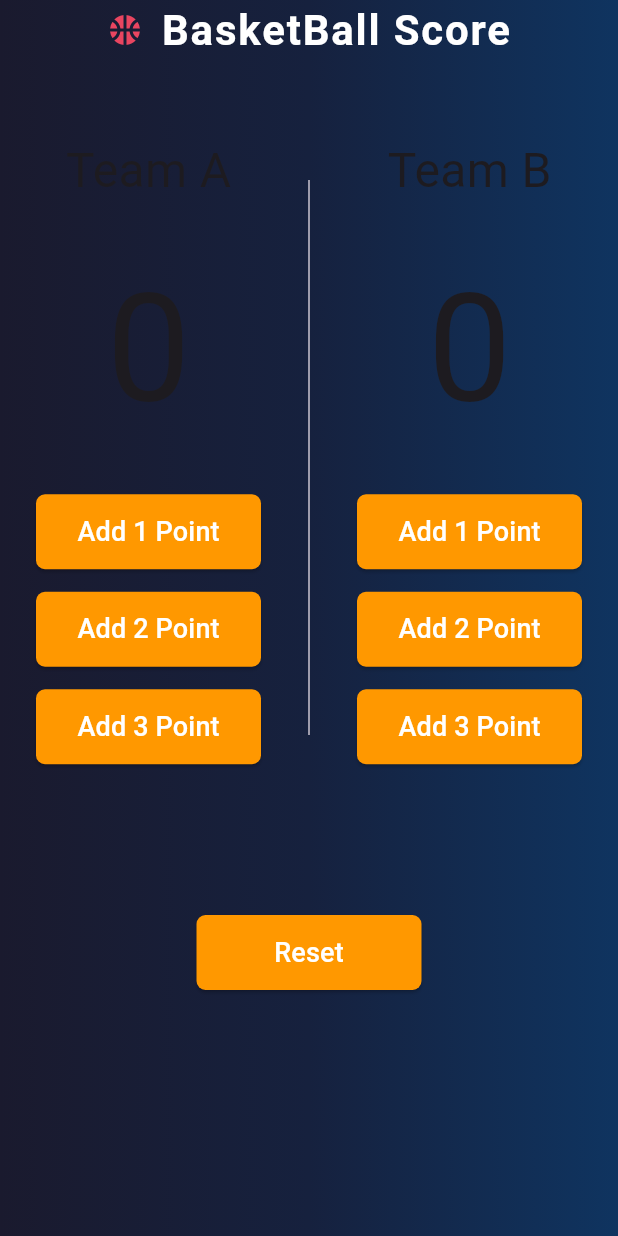
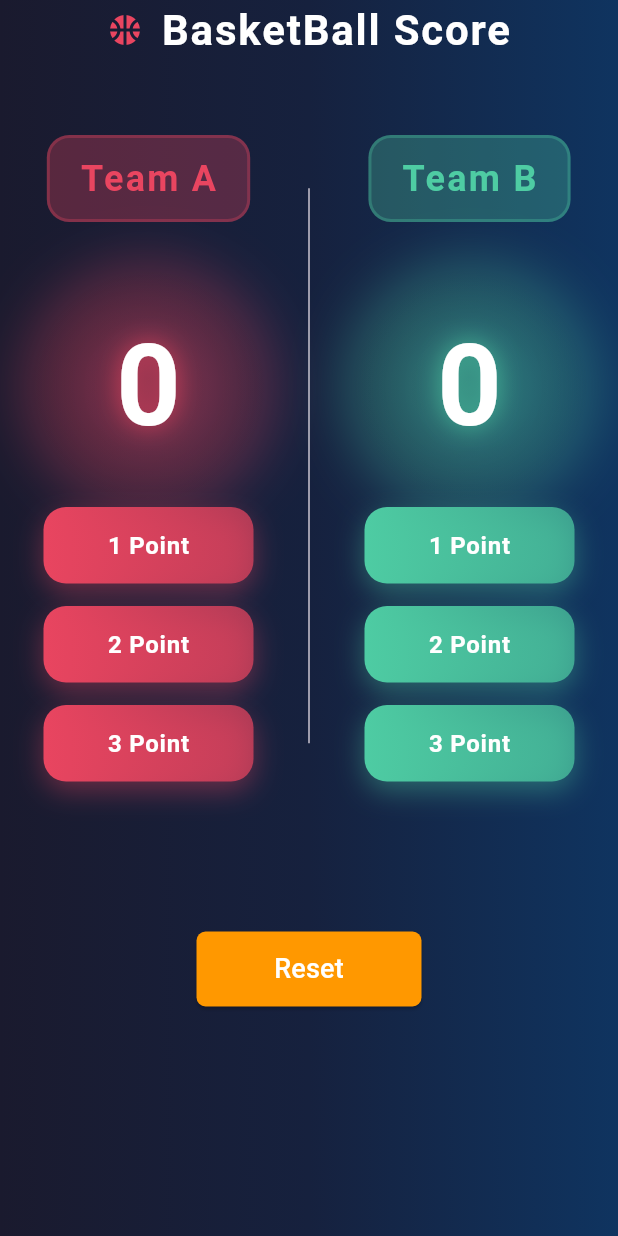
Before and after one commit to mohamedgomaa20/basketball_points_counter_app, a Flutter app: the screen it shows after launch, on a phone screen of 412 x 824 dp. Run offline on Flutter 3.47's test engine with Material 3 defaults, Android fonts, the phone set to English and light mode, and no system bars.

Commit message:
enhance ui part 1

```diff
--- a/lib/basketball_points_counter_app.dart
+++ b/lib/basketball_points_counter_app.dart
@@ -62,68 +62,13 @@ class _BasketballPointsCounterScreenState
                 children: [
                   Column(
                     children: [
-                      Text("Team A", style: TextStyle(fontSize: 32)),
-
-                      Padding(
-                        padding: const EdgeInsets.symmetric(vertical: 25.0),
-                        child: Text(
-                          "$teamAPoints",
-                          style: TextStyle(fontSize: 100),
-                        ),
-                      ),
-                      ElevatedButton(
-                        onPressed: () {
-                          addPoints(teamName: "A", point: 1);
-                        },
-                        style: ElevatedButton.styleFrom(
-                          minimumSize: Size(150, 50),
-                          backgroundColor: Colors.orange,
-                          foregroundColor: Colors.white,
-                          shape: RoundedRectangleBorder(
-                            borderRadius: BorderRadius.circular(6),
-                          ),
-                        ),
-                        child: Text(
-                          "Add 1 Point",
-                          style: TextStyle(fontSize: 18),
-                        ),
-                      ),
-                      SizedBox(height: 15),
-                      ElevatedButton(
-                        onPressed: () {
-                          addPoints(teamName: "A", point: 2);
-                        },
-                        style: ElevatedButton.styleFrom(
-                          minimumSize: Size(150, 50),
-                          backgroundColor: Colors.orange,
-                          foregroundColor: Colors.white,
-                          shape: RoundedRectangleBorder(
-                            borderRadius: BorderRadius.circular(6),
-                          ),
-                        ),
-                        child: Text(
-                          "Add 2 Point",
-                          style: TextStyle(fontSize: 18),
-                        ),
-                      ),
-                      SizedBox(height: 15),
-                      ElevatedButton(
-                        onPressed: () {
-                          addPoints(teamName: "A", point: 3);
-                        },
-                        style: ElevatedButton.styleFrom(
-                          minimumSize: Size(150, 50),
-                          backgroundColor: Colors.orange,
-                          foregroundColor: Colors.white,
-
-                          shape: RoundedRectangleBorder(
-                            borderRadius: BorderRadius.circular(6),
-                          ),
-                        ),
-                        child: Text(
-                          "Add 3 Point",
-                          style: TextStyle(fontSize: 18),
-                        ),
+                      BuildTeamCard(
+                        teamName: "Team A",
+                        teamPoints: teamAPoints,
+                        color: Color(0xFFe94560),
+                        onAdd1: () => addPoints(teamName: "A", point: 1),
+                        onAdd2: () => addPoints(teamName: "A", point: 2),
+                        onAdd3: () => addPoints(teamName: "A", point: 3),
                       ),
                     ],
                   ),
@@ -131,73 +76,13 @@ class _BasketballPointsCounterScreenState
                     height: 420,
                     child: VerticalDivider(indent: 30, endIndent: 20),
                   ),
-                  Column(
-                    mainAxisAlignment: MainAxisAlignment.spaceEvenly,
-                    children: [
-                      Text("Team B", style: TextStyle(fontSize: 32)),
-
-                      Padding(
-                        padding: const EdgeInsets.symmetric(vertical: 25.0),
-
-                        child: Text(
-                          "$teamBPoints",
-                          style: TextStyle(fontSize: 100),
-                        ),
-                      ),
-                      ElevatedButton(
-                        onPressed: () {
-                          addPoints(teamName: "B", point: 1);
-                        },
-                        style: ElevatedButton.styleFrom(
-                          minimumSize: Size(150, 50),
-                          backgroundColor: Colors.orange,
-                          foregroundColor: Colors.white,
-                          shape: RoundedRectangleBorder(
-                            borderRadius: BorderRadius.circular(6),
-                          ),
-                        ),
-                        child: Text(
-                          "Add 1 Point",
-                          style: TextStyle(fontSize: 18),
-                        ),
-                      ),
-                      SizedBox(height: 15),
-                      ElevatedButton(
-                        onPressed: () {
-                          addPoints(teamName: "B", point: 2);
-                        },
-                        style: ElevatedButton.styleFrom(
-                          minimumSize: Size(150, 50),
-                          backgroundColor: Colors.orange,
-                          foregroundColor: Colors.white,
-                          shape: RoundedRectangleBorder(
-                            borderRadius: BorderRadius.circular(6),
-                          ),
-                        ),
-                        child: Text(
-                          "Add 2 Point",
-                          style: TextStyle(fontSize: 18),
-                        ),
-                      ),
-                      SizedBox(height: 15),
-                      ElevatedButton(
-                        onPressed: () {
-                          addPoints(teamName: "B", point: 3);
-                        },
-                        style: ElevatedButton.styleFrom(
-                          minimumSize: Size(150, 50),
-                          backgroundColor: Colors.orange,
-                          foregroundColor: Colors.white,
-                          shape: RoundedRectangleBorder(
-                            borderRadius: BorderRadius.circular(6),
-                          ),
-                        ),
-                        child: Text(
-                          "Add 3 Point",
-                          style: TextStyle(fontSize: 18),
-                        ),
-                      ),
-                    ],
+                  BuildTeamCard(
+                    teamName: "Team B",
+                    teamPoints: teamBPoints,
+                    color: Color(0xFF4ecca3),
+                    onAdd1: () => addPoints(teamName: "B", point: 1),
+                    onAdd2: () => addPoints(teamName: "B", point: 2),
+                    onAdd3: () => addPoints(teamName: "B", point: 3),
                   ),
                 ],
               ),
@@ -224,3 +109,169 @@ class _BasketballPointsCounterScreenState
     );
   }
 }
+
+class BuildTeamCard extends StatelessWidget {
+  const BuildTeamCard({
+    super.key,
+    required this.teamName,
+    required this.teamPoints,
+    required this.color,
+    required this.onAdd1,
+    required this.onAdd2,
+    required this.onAdd3,
+  });
+
+  final String teamName;
+  final int teamPoints;
+  final Color color;
+  final VoidCallback onAdd1;
+  final VoidCallback onAdd2;
+  final VoidCallback onAdd3;
+
+  @override
+  Widget build(BuildContext context) {
+    return Column(
+      mainAxisAlignment: MainAxisAlignment.spaceEvenly,
+      children: [
+        BuildTeamNameItem(teamName: teamName, color: color),
+        SizedBox(height: 30),
+        BuildTeamPointItem(teamBPoints: teamPoints, color: color),
+        BuildPointButton(color: color, text: "1 Point", onPressed: onAdd1),
+        SizedBox(height: 15),
+        BuildPointButton(color: color, text: "2 Point", onPressed: onAdd2),
+        SizedBox(height: 15),
+        BuildPointButton(color: color, text: "3 Point", onPressed: onAdd3),
+      ],
+    );
+  }
+}
+
+class BuildTeamPointItem extends StatelessWidget {
+  const BuildTeamPointItem({
+    super.key,
+    required this.teamBPoints,
+    required this.color,
+  });
+
+  final int teamBPoints;
+  final Color color;
+
+  @override
+  Widget build(BuildContext context) {
+    return Container(
+      height: 160,
+      width: 160,
+      decoration: BoxDecoration(
+        shape: BoxShape.circle,
+        gradient: RadialGradient(
+          colors: [
+            color.withOpacity(.3),
+            color.withOpacity(.1),
+            Colors.transparent,
+          ],
+        ),
+        boxShadow: [
+          BoxShadow(
+            color: color.withOpacity(.3),
+            blurRadius: 30,
+            spreadRadius: 5,
+          ),
+        ],
+      ),
+      child: Center(
+        child: Text(
+          "$teamBPoints",
+          style: TextStyle(
+            fontSize: 75,
+            fontWeight: FontWeight.bold,
+            color: Colors.white,
+            shadows: [Shadow(color: color.withOpacity(.8), blurRadius: 20)],
+          ),
+        ),
+      ),
+    );
+  }
+}
+
+class BuildTeamNameItem extends StatelessWidget {
+  const BuildTeamNameItem({
+    super.key,
+    required this.color,
+    required this.teamName,
+  });
+
+  final Color color;
+  final String teamName;
+
+  @override
+  Widget build(BuildContext context) {
+    return Container(
+      padding: EdgeInsets.symmetric(vertical: 10, horizontal: 20),
+      decoration: BoxDecoration(
+        color: color.withOpacity(.3),
+        borderRadius: BorderRadius.circular(15),
+        border: Border.all(color: color.withOpacity(.3), width: 2),
+      ),
+      child: Text(
+        teamName,
+        style: TextStyle(
+          fontSize: 24,
+          fontWeight: FontWeight.bold,
+          color: color,
+          letterSpacing: 1.5,
+        ),
+      ),
+    );
+  }
+}
+
+class BuildPointButton extends StatelessWidget {
+  const BuildPointButton({
+    super.key,
+    required this.color,
+    required this.text,
+    required this.onPressed,
+  });
+
+  final Color color;
+  final String text;
+  final VoidCallback onPressed;
+
+  @override
+  Widget build(BuildContext context) {
+    return InkWell(
+      onTap: onPressed,
+      borderRadius: BorderRadius.circular(15),
+      child: Container(
+        width: 140,
+
+        padding: EdgeInsets.symmetric(vertical: 14),
+
+        decoration: BoxDecoration(
+          borderRadius: BorderRadius.circular(15),
+          gradient: LinearGradient(colors: [color, color.withOpacity(.7)]),
+          boxShadow: [
+            BoxShadow(
+              color: color.withOpacity(.4),
+              blurRadius: 15,
+
+              offset: Offset(0, 6),
+            ),
+          ],
+        ),
+
+        child: Center(
+          child: Text(
+            text,
+            style: TextStyle(
+              fontSize: 16,
+              fontWeight: FontWeight.bold,
+              color: Colors.white,
+              letterSpacing: .5,
+            ),
+          ),
+        ),
+      ),
+    );
+  }
+}
```
